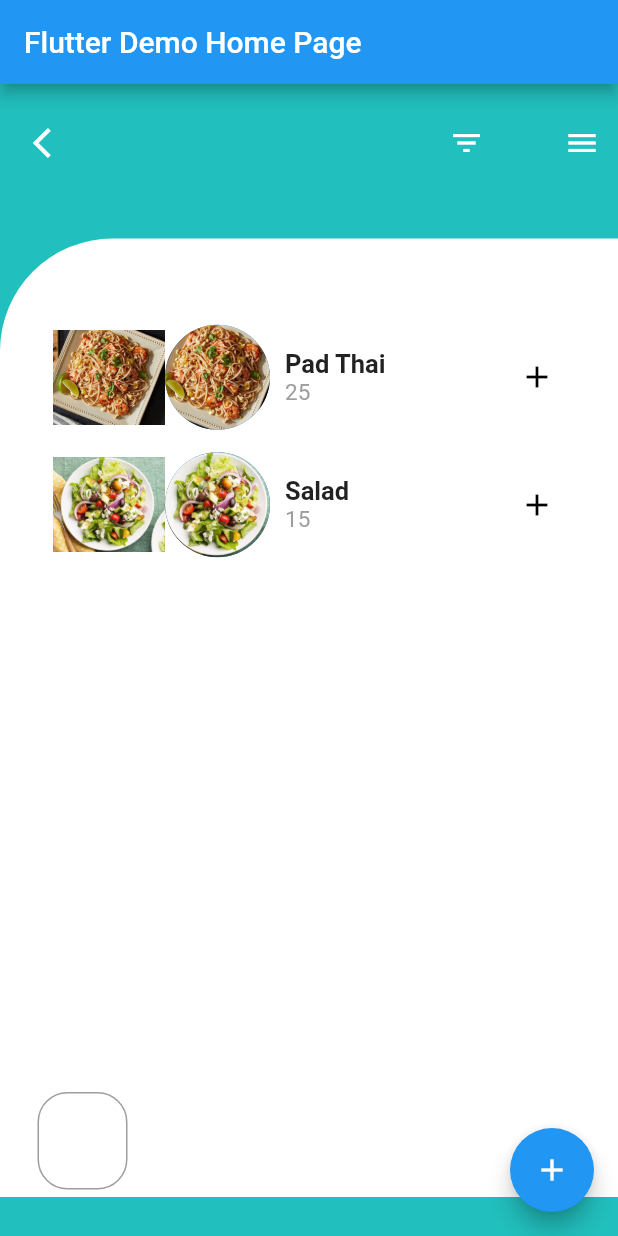
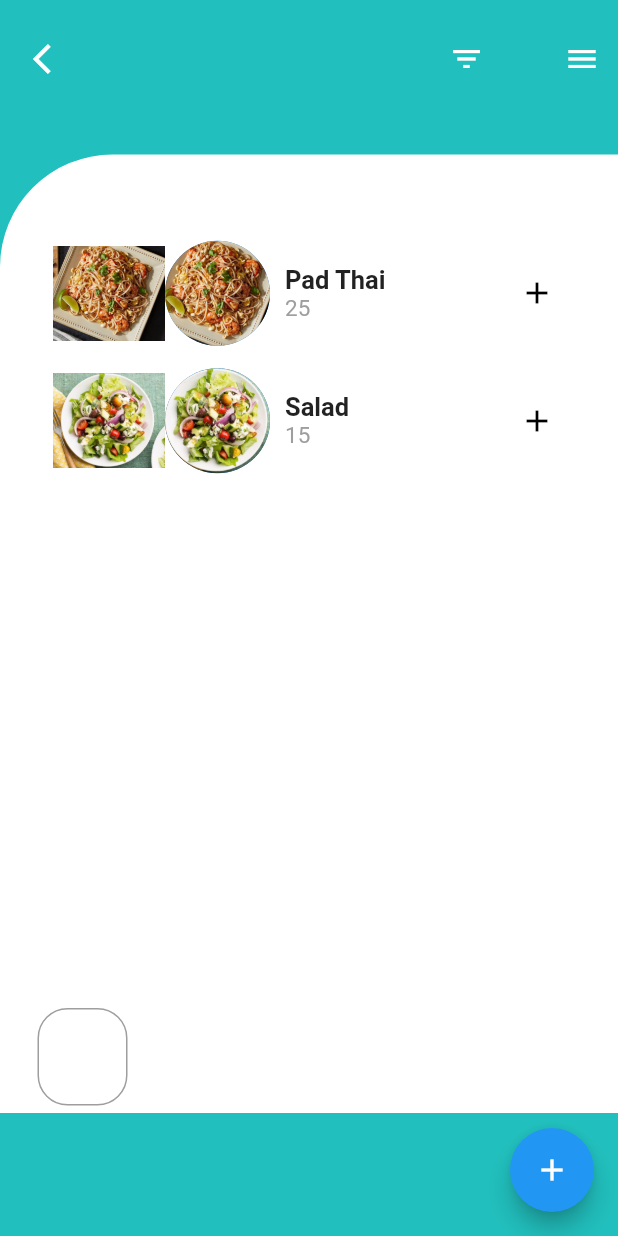
Before and after one commit to 4yerik/flutter_meal_monkey, a Flutter app: the screen it shows after launch, on a phone screen of 412 x 824 dp. Run offline on Flutter 3.47's test engine with Material 2 defaults, Android fonts, the phone set to English and light mode, and no system bars; Roboto replaces fonts that are missing (Montserrat).

Commit message:
Updates to home screen

```diff
--- a/lib/main.dart
+++ b/lib/main.dart
@@ -70,11 +70,7 @@ class _MyHomePageState extends State<MyHomePage> {
     return Scaffold(
       backgroundColor: Color(0xFF21BFBD),
 
-      appBar: AppBar(
-        // Here we take the value from the MyHomePage object that was created by
-        // the App.build method, and use it to set our appbar title.
-        title: Text(widget.title),
-      ),
+
       body: ListView(
         // Center is a layout widget. It takes a single child and positions it
         // in the middle of the parent.
--- a/lib/screens/plan_screen.dart
+++ b/lib/screens/plan_screen.dart
@@ -204,7 +204,7 @@ class _PlanScreenState extends State<PlanScreen> {
 
         ),
       ),
-    )
+    );
   }
 
   selectCard(cardTitle) {
```
